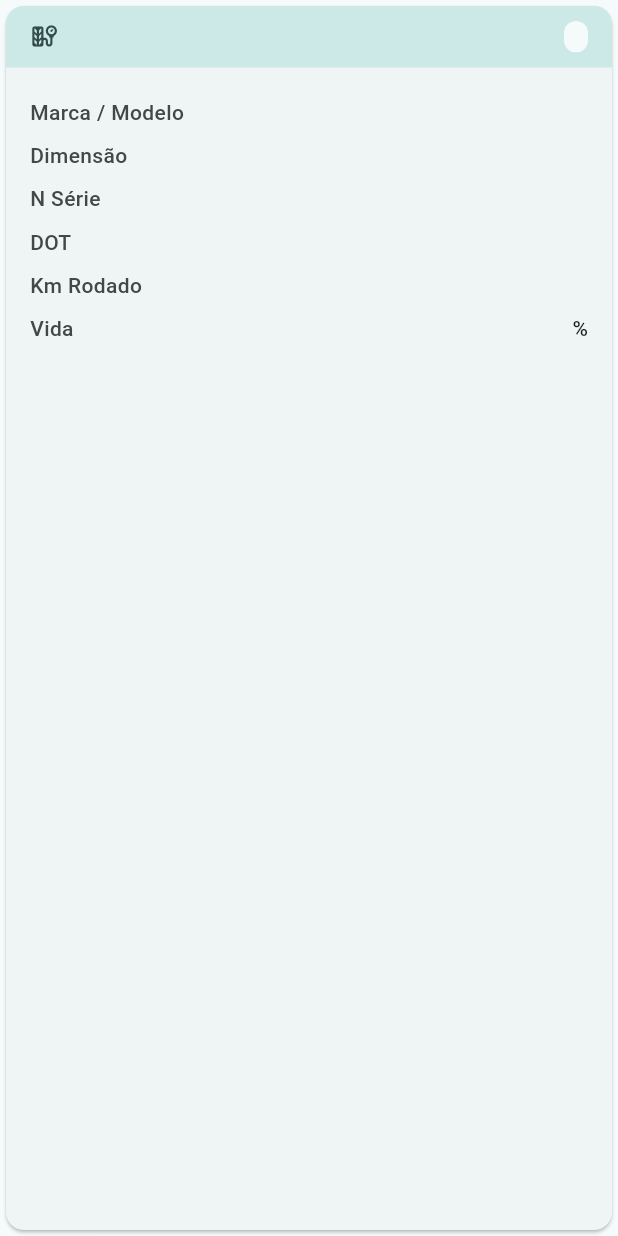
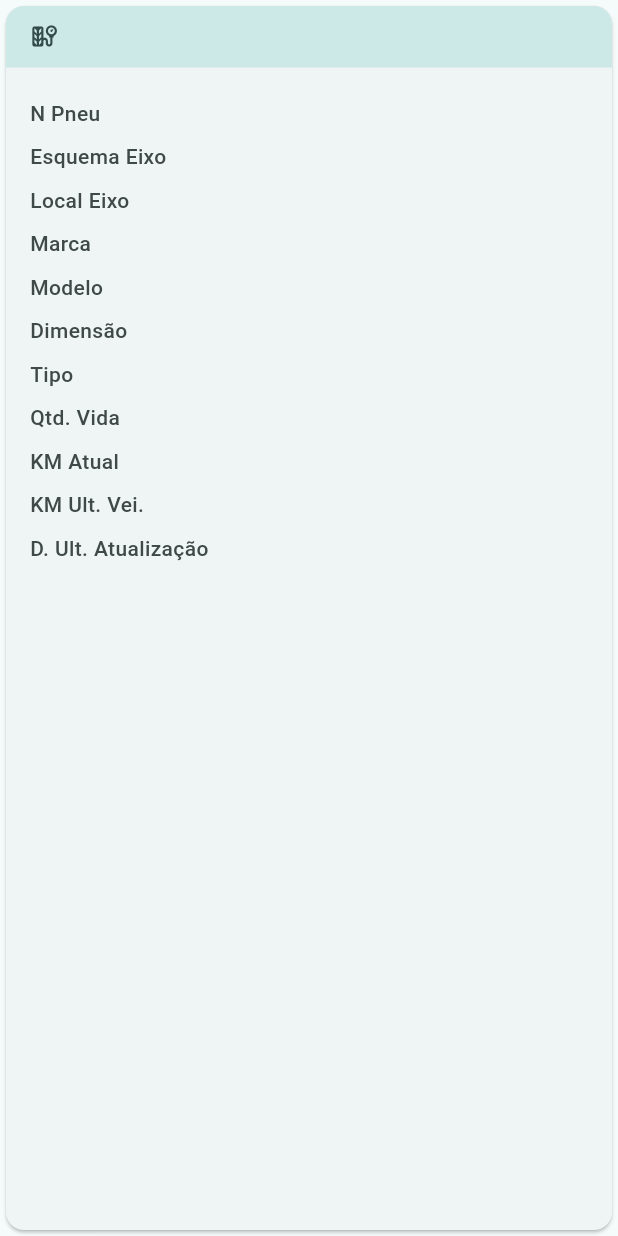
Before and after one commit to MateusKasuya/flutter_mobile_dev, a Flutter app: the _PneuCard widget shown alone on an empty page, opened directly with empty values, on a phone screen of 412 x 824 dp. Run offline on Flutter 3.47's test engine with Material 3 defaults, Android fonts, the phone set to English and light mode, and no system bars; our stand-ins replace flutter_svg, fluttertoast, mask_text_input_formatter, shared_preferences; accounts and stored records are empty.

Commit message:
feat: ajusta campos exibidos no PneuCard e remove badge de situação
Co-Authored-By: Claude Sonnet 4.6 <noreply@anthropic.com>

```diff
--- a/lib/screens/frota_detalhe_screen.dart
+++ b/lib/screens/frota_detalhe_screen.dart
@@ -137,22 +137,6 @@ class _PneuCard extends StatelessWidget {
                     fontWeight: FontWeight.bold,
                   ),
                 ),
-                const Spacer(),
-                Container(
-                  padding:
-                      const EdgeInsets.symmetric(horizontal: 8, vertical: 2),
-                  decoration: BoxDecoration(
-                    color: colorScheme.surface,
-                    borderRadius: BorderRadius.circular(8),
-                  ),
-                  child: Text(
-                    pneu.situacao,
-                    style: TextStyle(
-                      fontSize: 12,
-                      color: colorScheme.onSurface,
-                    ),
-                  ),
-                ),
               ],
             ),
           ),
@@ -160,12 +144,17 @@ class _PneuCard extends StatelessWidget {
             padding: const EdgeInsets.all(16),
             child: Column(
               children: [
-                _InfoRow(label: 'Marca / Modelo', value: '${pneu.marca} ${pneu.modelo}'),
+                _InfoRow(label: 'N Pneu', value: pneu.nroPneu),
+                _InfoRow(label: 'Esquema Eixo', value: pneu.codEsqEixo),
+                _InfoRow(label: 'Local Eixo', value: pneu.localEixo),
+                _InfoRow(label: 'Marca', value: pneu.marca),
+                _InfoRow(label: 'Modelo', value: pneu.modelo),
                 _InfoRow(label: 'Dimensão', value: pneu.dimensao),
-                _InfoRow(label: 'N Série', value: pneu.nroSerie),
-                _InfoRow(label: 'DOT', value: pneu.nroDot),
-                _InfoRow(label: 'Km Rodado', value: pneu.kmRodado),
-                _InfoRow(label: 'Vida', value: '${pneu.vidaPneu}%'),
+                _InfoRow(label: 'Tipo', value: pneu.tipo),
+                _InfoRow(label: 'Qtd. Vida', value: pneu.vidaPneu),
+                _InfoRow(label: 'KM Atual', value: pneu.kmRodado),
+                _InfoRow(label: 'KM Ult. Vei.', value: pneu.kmAtuVei),
+                _InfoRow(label: 'D. Ult. Atualização', value: pneu.dataAtzKm),
               ],
             ),
           ),
```
